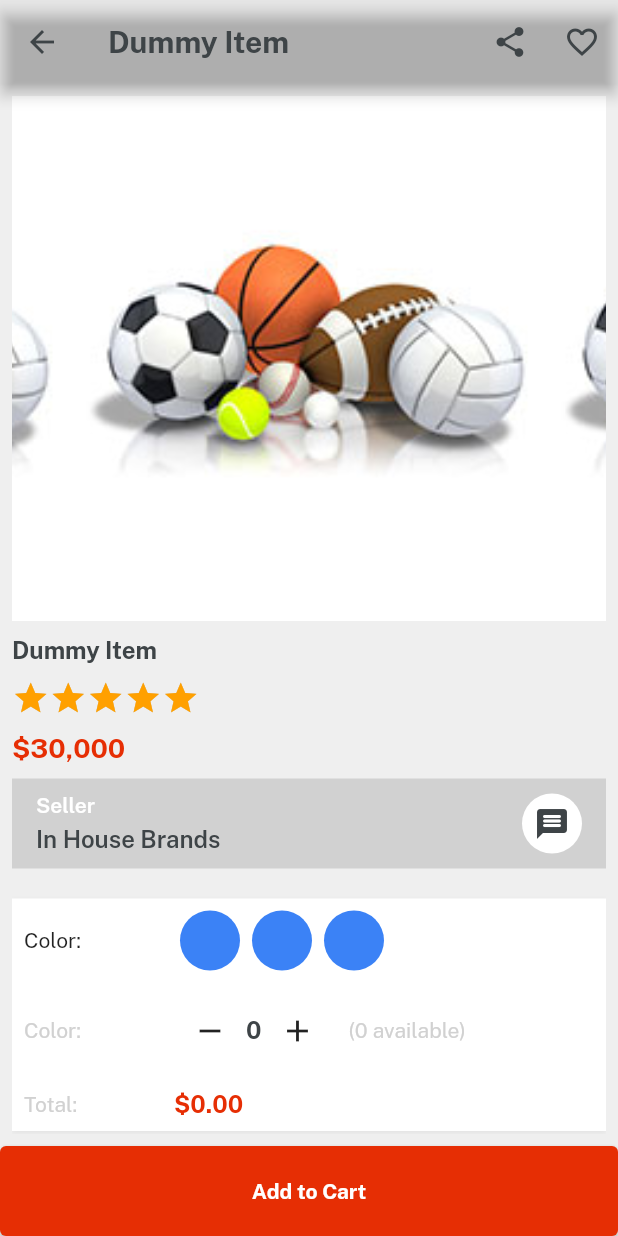
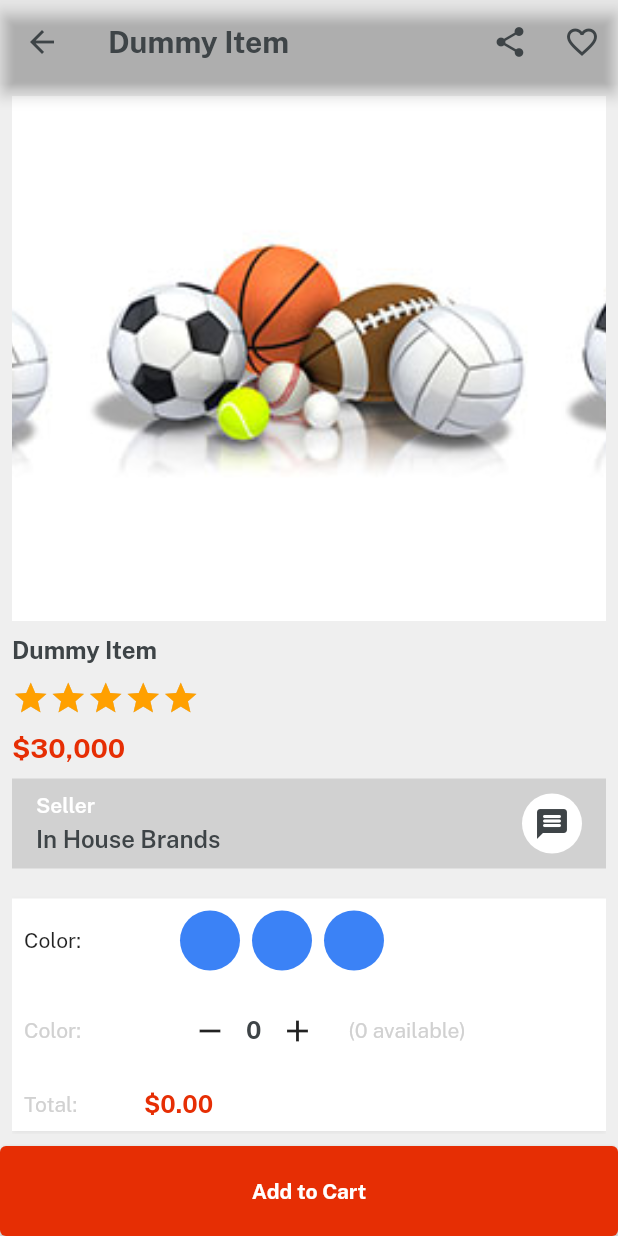
Before and after one commit to arunba1/E-Mart, a Flutter app: the ItemDetails screen opened directly, on a phone screen of 412 x 824 dp. Run offline on Flutter 3.47's test engine with Material 2 defaults, Android fonts, the phone set to English and light mode, and no system bars; drawn by our look-alikes of velocity_x; our stand-ins replace get.

Commit message:
Initial Commit

```diff
--- a/lib/screens/category_screen/item_details.dart
+++ b/lib/screens/category_screen/item_details.dart
@@ -2,7 +2,6 @@ import 'package:e_mart/colors.dart';
 import 'package:e_mart/consts.dart';
 import 'package:e_mart/widget_common/our_button.dart';
 import 'package:flutter/material.dart';
-
 import 'package:get/get.dart';
 
 class ItemDetails extends StatelessWidget {
@@ -161,7 +160,7 @@ class ItemDetails extends StatelessWidget {
                       Row(
                         children: [
                           SizedBox(
-                            width: 100,
+                            width: 80,
                             child: "Total: ".text.color(textfieldGrey).make(),
                           ),
                           "\$0.00"
@@ -179,9 +178,11 @@ class ItemDetails extends StatelessWidget {
 
                   10.heightBox,
 
-                  "Description".text.color(darkFontGrey).fontFamily(semibold).make(),
-
-
+                  "Description"
+                      .text
+                      .color(darkFontGrey)
+                      .fontFamily(semibold)
+                      .make(),
                 ],
               ),
             ),
```
